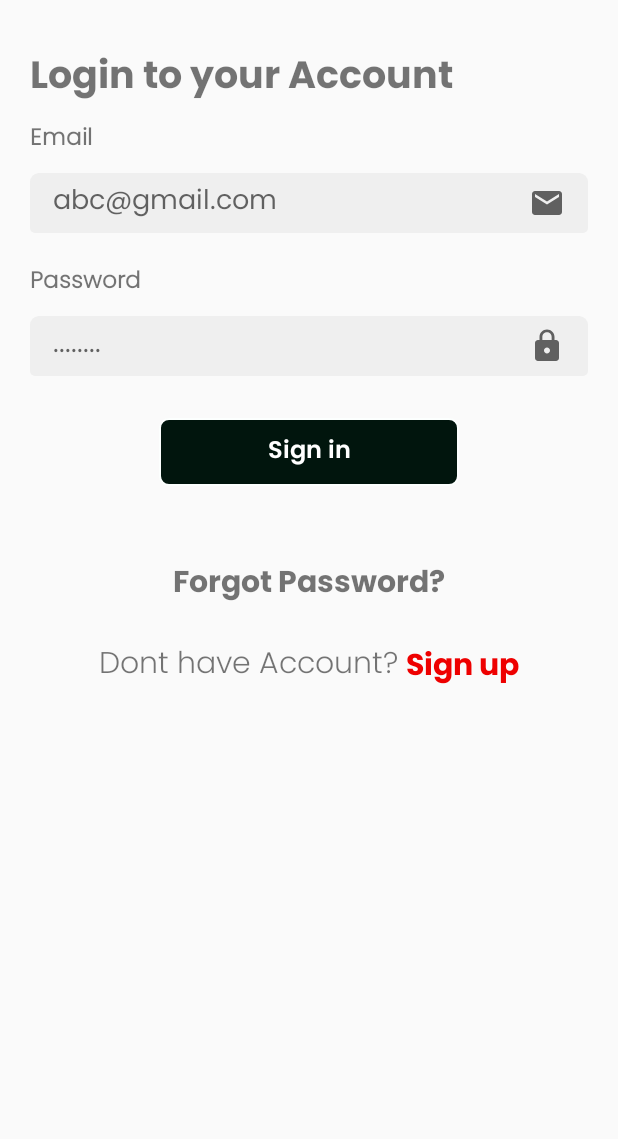
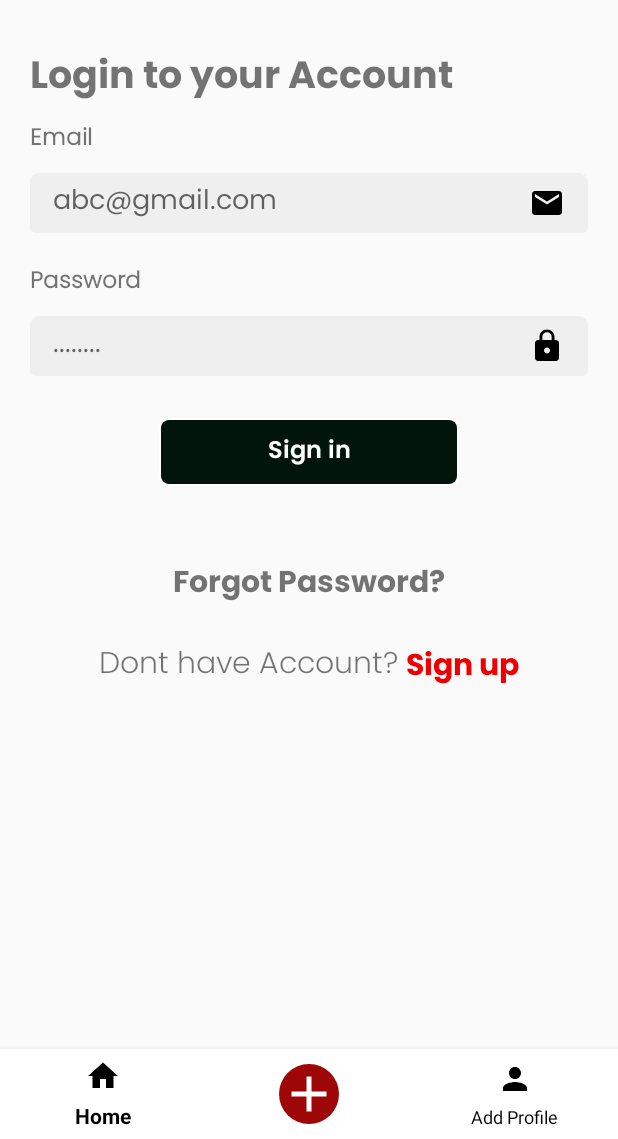
Before and after one commit to SaaifKhan/Blood-Donar-Finder, an Android app: the screen it shows after launch (AuthenticationActivity before the commit, MainActivity after it), after a tap on "Sign in", on a phone screen of 412 x 824 dp, the part 97-1236 px from its top. Run offline under Robolectric (Android 15) with nearby library versions, the phone set to English and light mode, and no system bars; plain views replace MaterialRippleLayout.

Commit message:
signup completed with validations bottom navigation with menu file

```diff
--- a/app/build.gradle
+++ b/app/build.gradle
@@ -29,6 +29,7 @@ dependencies {
     implementation 'androidx.constraintlayout:constraintlayout:2.0.4'
     implementation 'androidx.cardview:cardview:1.0.0'
     implementation 'androidx.legacy:legacy-support-v4:1.0.0'
+    implementation 'com.google.android.material:material:1.2.1'
     testImplementation 'junit:junit:4.12'
     androidTestImplementation 'androidx.test.ext:junit:1.1.2'
     androidTestImplementation 'androidx.test.espresso:espresso-core:3.3.0'
--- a/app/src/main/java/app/dotinfiny/Bdf/UI/authentication/loginFragment/LoginFragment.java
+++ b/app/src/main/java/app/dotinfiny/Bdf/UI/authentication/loginFragment/LoginFragment.java
@@ -59,6 +59,9 @@ public class LoginFragment extends Fragment {
         btnSignin.setOnClickListener(new View.OnClickListener() {
             @Override
             public void onClick(View v) {
+               Intent intent = new Intent(getActivity(),MainActivity.class);
+               intent.addFlags(Intent.FLAG_ACTIVITY_CLEAR_TASK | Intent.FLAG_ACTIVITY_CLEAR_TASK);
+               startActivity(intent);
             }
         });
 
--- /dev/null
+++ b/app/src/main/res/drawable/circle.xml
@@ -0,0 +1,15 @@
+<?xml version="1.0" encoding="utf-8"?>
+<selector xmlns:android="http://schemas.android.com/apk/res/android">
+    <item>
+        <shape
+            xmlns:android="http://schemas.android.com/apk/res/android"
+            android:shape="oval">
+            <solid
+                android:color="#9E0707"/>
+            <size
+                android:width="100dp"
+                android:height="100dp"/>
+        </shape>
+    </item>
+
+</selector>
--- /dev/null
+++ b/app/src/main/res/drawable/ic_baseline_add.xml
@@ -0,0 +1,10 @@
+<vector xmlns:android="http://schemas.android.com/apk/res/android"
+    android:width="24dp"
+    android:height="24dp"
+    android:viewportWidth="24"
+    android:viewportHeight="24"
+    android:tint="?attr/colorControlNormal">
+  <path
+      android:fillColor="@android:color/white"
+      android:pathData="M19,13h-6v6h-2v-6H5v-2h6V5h2v6h6v2z"/>
+</vector>
--- /dev/null
+++ b/app/src/main/res/drawable/ic_baseline_home.xml
@@ -0,0 +1,10 @@
+<vector xmlns:android="http://schemas.android.com/apk/res/android"
+    android:width="20dp"
+    android:height="20dp"
+    android:viewportWidth="24"
+    android:viewportHeight="24"
+    android:tint="?attr/colorControlNormal">
+  <path
+      android:fillColor="@android:color/white"
+      android:pathData="M10,20v-6h4v6h5v-8h3L12,3 2,12h3v8z"/>
+</vector>
--- /dev/null
+++ b/app/src/main/res/drawable/ic_baseline_person.xml
@@ -0,0 +1,10 @@
+<vector xmlns:android="http://schemas.android.com/apk/res/android"
+    android:width="20dp"
+    android:height="20dp"
+    android:viewportWidth="24"
+    android:viewportHeight="24"
+    android:tint="?attr/colorControlNormal">
+  <path
+      android:fillColor="@android:color/white"
+      android:pathData="M12,12c2.21,0 4,-1.79 4,-4s-1.79,-4 -4,-4 -4,1.79 -4,4 1.79,4 4,4zM12,14c-2.67,0 -8,1.34 -8,4v2h16v-2c0,-2.66 -5.33,-4 -8,-4z"/>
+</vector>
--- a/app/src/main/res/layout/activity_main.xml
+++ b/app/src/main/res/layout/activity_main.xml
@@ -1,18 +1,70 @@
 <?xml version="1.0" encoding="utf-8"?>
-<androidx.constraintlayout.widget.ConstraintLayout xmlns:android="http://schemas.android.com/apk/res/android"
+<RelativeLayout xmlns:android="http://schemas.android.com/apk/res/android"
     xmlns:app="http://schemas.android.com/apk/res-auto"
     xmlns:tools="http://schemas.android.com/tools"
     android:layout_width="match_parent"
     android:layout_height="match_parent"
     tools:context=".MainActivity">
 
-    <TextView
-        android:layout_width="wrap_content"
-        android:layout_height="wrap_content"
-        android:text="Hello World!"
-        app:layout_constraintBottom_toBottomOf="parent"
-        app:layout_constraintLeft_toLeftOf="parent"
-        app:layout_constraintRight_toRightOf="parent"
-        app:layout_constraintTop_toTopOf="parent" />
+    <androidx.fragment.app.FragmentContainerView
+        android:id="@+id/nav_main_fragment"
+        android:name="androidx.navigation.fragment.NavHostFragment"
+        android:layout_width="match_parent"
+        android:layout_height="match_parent"
+        app:defaultNavHost="true"
+        app:navGraph="@navigation/main_nav">
+    </androidx.fragment.app.FragmentContainerView>
 
-</androidx.constraintlayout.widget.ConstraintLayout>
+    <!-- Content Container -->
+
+    <com.google.android.material.bottomnavigation.BottomNavigationView
+        android:id="@+id/bottom_navigation_menu"
+        android:layout_width="match_parent"
+        android:layout_height="60dp"
+        android:layout_alignParentBottom="true"
+        android:background="@android:color/white"
+        app:itemIconTint="@android:color/black"
+        app:itemTextColor="@android:color/black"
+        app:menu="@menu/menu">
+
+        <RelativeLayout
+            android:layout_width="40dp"
+            android:background="@drawable/circle"
+            android:layout_height="40dp"
+            android:layout_gravity="center"
+            >
+
+            <ImageView
+                android:layout_width="40dp"
+                app:tint="@android:color/white"
+                android:layout_centerInParent="true"
+                android:layout_centerHorizontal="true"
+                android:src="@drawable/ic_baseline_add"
+                android:layout_height="40dp"/>
+
+        </RelativeLayout>
+
+
+
+
+
+
+
+
+
+
+
+
+    </com.google.android.material.bottomnavigation.BottomNavigationView>
+
+
+
+
+
+
+
+
+
+
+
+</RelativeLayout>
--- a/app/src/main/res/layout/fragment_login.xml
+++ b/app/src/main/res/layout/fragment_login.xml
@@ -1,7 +1,6 @@
 <?xml version="1.0" encoding="utf-8"?>
 <RelativeLayout xmlns:android="http://schemas.android.com/apk/res/android"
     xmlns:app="http://schemas.android.com/apk/res-auto"
-    xmlns:tools="http://schemas.android.com/tools"
     android:id="@+id/RlMain"
     android:layout_width="match_parent"
     android:layout_height="match_parent">
@@ -58,6 +57,7 @@
                 android:layout_marginTop="10dp"
                 android:background="@drawable/rectangle"
                 android:drawableRight="@drawable/ic_baseline_email"
+                android:drawableTint="@android:color/black"
                 android:fontFamily="@font/poppins"
                 android:hint="abc@gmail.com"
                 android:inputType="textEmailAddress"
@@ -85,6 +85,7 @@
                 android:layout_marginTop="10dp"
                 android:background="@drawable/rectangle"
                 android:drawableRight="@drawable/ic_baseline_lock"
+                android:drawableTint="@android:color/black"
                 android:fontFamily="@font/poppins"
                 android:hint="........"
                 android:inputType="textPassword"
--- /dev/null
+++ b/app/src/main/res/menu/menu.xml
@@ -0,0 +1,27 @@
+<?xml version="1.0" encoding="utf-8"?>
+<menu xmlns:android="http://schemas.android.com/apk/res/android"
+    xmlns:app="http://schemas.android.com/apk/res-auto">
+    <item
+        android:id="@+id/navigation_home"
+        app:showAsAction="ifRoom"
+        android:enabled="true"
+        android:icon="@drawable/ic_baseline_home"
+        android:title="Home" />
+
+    <item
+        android:id="@+id/navigation_Profile"
+        android:enabled="true"
+        app:showAsAction="ifRoom"
+        android:title="" />
+
+    <item
+        android:id="@+id/navigation_AddProfile"
+        android:icon="@drawable/ic_baseline_person"
+        android:enabled="true"
+        app:showAsAction="ifRoom"
+        android:title="Add Profile" />
+
+
+
+
+</menu>
--- a/app/src/main/res/navigation/authentication_nav.xml
+++ b/app/src/main/res/navigation/authentication_nav.xml
@@ -16,7 +16,7 @@
             android:id="@+id/action_loginFragment_to_singupFragment"
             app:destination="@id/singupFragment"
             app:enterAnim="@anim/fragment_close_enter"
-            app:exitAnim="@anim/fragment_close_exit" />
+            app:exitAnim="@anim/fragment_fade_exit" />
     </fragment>
 
     <fragment
--- /dev/null
+++ b/app/src/main/res/navigation/main_nav.xml
@@ -0,0 +1,13 @@
+<?xml version="1.0" encoding="utf-8"?>
+<navigation xmlns:android="http://schemas.android.com/apk/res/android"
+    xmlns:app="http://schemas.android.com/apk/res-auto"
+    android:id="@+id/main_nav"
+    app:startDestination="@id/loginFragment2">
+
+    <fragment
+        android:id="@+id/loginFragment2"
+        android:name="app.dotinfiny.Bdf.UI.authentication.loginFragment.LoginFragment"
+        android:label="LoginFragment" />
+
+
+</navigation>
```
Also changed, not shown: app/src/main/java/app/dotinfiny/Bdf/UI/authentication/singupfragment/SingupFragment.java (+69 -9 lines), app/src/main/res/layout/fragment_singup.xml (+39 -26 lines).
